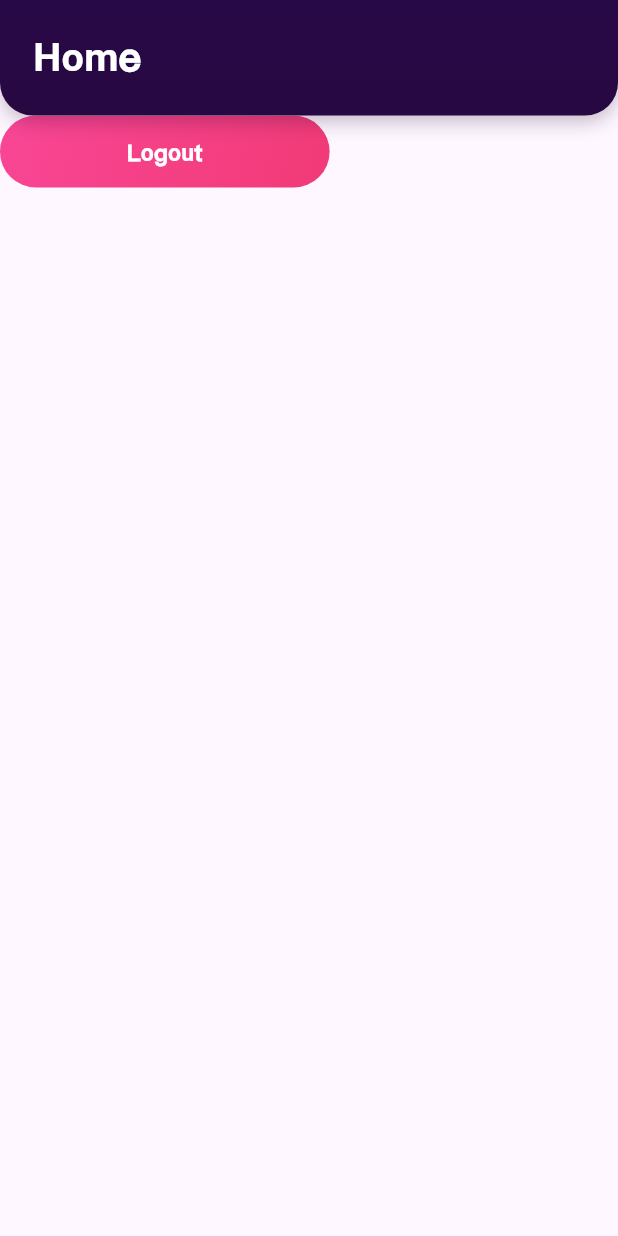
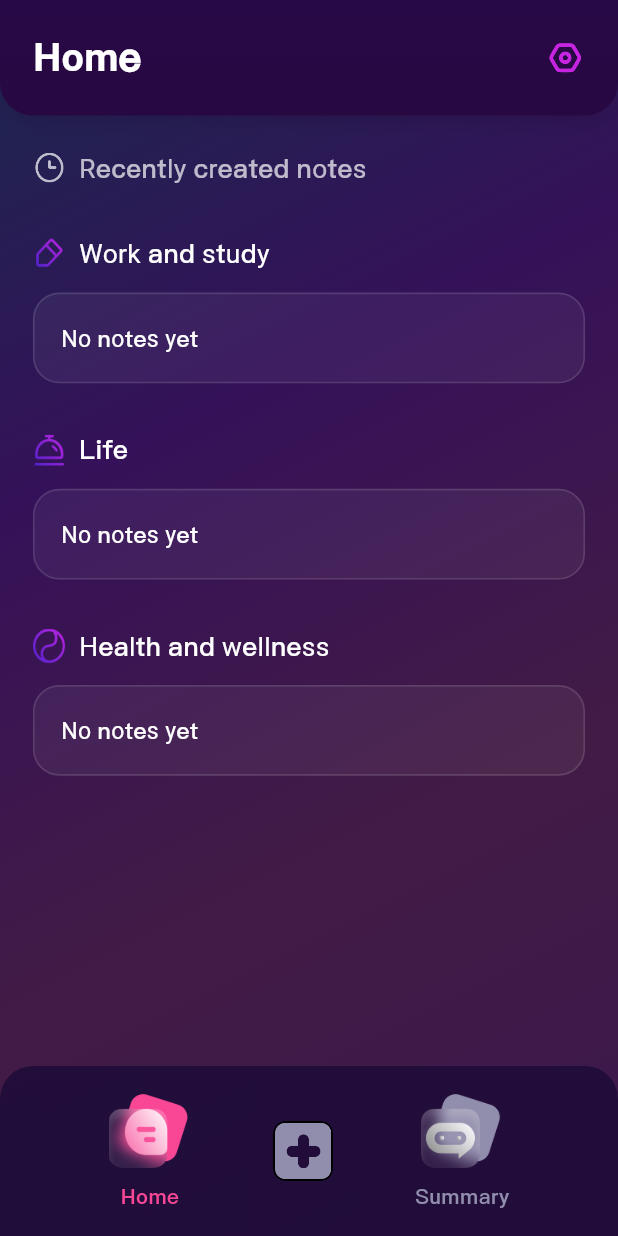
Before and after one commit to YuLiangGoh/note_mock, a Flutter app: the screen it shows after launch, on a phone screen of 412 x 824 dp. Run offline on Flutter 3.47's test engine with Material 3 defaults, Android fonts, the phone set to English and light mode, and no system bars; our stand-ins replace flutter_screenutil, hooks_riverpod, objectbox; generated files the repository leaves out were written again.

Commit message:
[Add] hooks and provider, bottom navigation [Update] dashboard items.

```diff
--- a/lib/app/app_constant.dart
+++ b/lib/app/app_constant.dart
@@ -15,4 +15,7 @@ class AppColor {
   static const Color electricViolet = Color(0xFFC724E1);
   static const Color violetRed = Color(0xFFF94695);
   static const Color violetRed1 = Color(0xFFF13A76);
+  static const Color haiti = Color(0xFF1C0B37);
+  static const Color haiti1 = Color(0xFF1D0B37);
+  static const Color regentGrey = Color(0XFF918DAC);
 }
--- a/lib/app/app_global.dart
+++ b/lib/app/app_global.dart
@@ -45,6 +45,9 @@ final Widget gapWidth32 = SizedBox(width: 32.w);
 /// A constant widget representing a gap with a width of 40.
 final Widget gapWidth40 = SizedBox(width: 40.w);
 
+/// A constant widget representing a gap with a width of 50.
+final Widget gapWidth50 = SizedBox(width: 50.w);
+
 /// A constant widget representing a gap with a width of 80.
 final Widget gapWidth80 = SizedBox(width: 80.w);
 
@@ -68,6 +71,9 @@ final Widget gapHeight20 = SizedBox(height: 20.h);
 
 /// A constant widget representing a gap with a height of 24.
 final Widget gapHeight24 = SizedBox(height: 24.h);
+
+/// A constant widget representing a gap with a height of 28.
+final Widget gapHeight28 = SizedBox(height: 28.h);
 
 /// A constant widget representing a gap with a height of 32.
 final Widget gapHeight32 = SizedBox(height: 32.h);
--- a/lib/class/entity/note.dart
+++ b/lib/class/entity/note.dart
@@ -10,8 +10,6 @@ class Note {
   @Transient()
   NoteType? type;
 
-  String? title;
-
   String? content;
 
   @Property(type: PropertyType.date)
@@ -19,7 +17,6 @@ class Note {
 
   Note({
     this.id = 0,
-    this.title,
     this.content,
     this.createdAt,
   });
--- a/lib/components/app_bar/app_bar.dart
+++ b/lib/components/app_bar/app_bar.dart
@@ -23,7 +23,9 @@ class AppTitleBar extends StatelessWidget implements PreferredSizeWidget {
       systemOverlayStyle: const SystemUiOverlayStyle(
         statusBarBrightness: Brightness.light,
         statusBarIconBrightness: Brightness.light,
+        statusBarColor: Colors.transparent,
       ),
+      backgroundColor: Colors.transparent,
       flexibleSpace: Container(
         padding: EdgeInsets.symmetric(horizontal: 20.w)
             .add(EdgeInsets.only(top: MediaQuery.of(context).padding.top)),
@@ -64,6 +66,7 @@ class AppTitleBar extends StatelessWidget implements PreferredSizeWidget {
                 title,
                 style: textStyleW600(fontSize: 24),
               ),
+              const Spacer(),
               if (actions != null) ...actions!,
             ],
           ),
--- /dev/null
+++ b/lib/components/bottom_navigation_bar/app_bottom_navigation_bar.dart
@@ -0,0 +1,88 @@
+import 'package:flutter/material.dart';
+import 'package:flutter_screenutil/flutter_screenutil.dart';
+import 'package:hooks_riverpod/hooks_riverpod.dart';
+import 'package:note_mock/app/app_constant.dart';
+import 'package:note_mock/app/app_global.dart';
+import 'package:note_mock/controller/app_navigation_bar_controller.dart';
+import 'package:note_mock/gen/assets.gen.dart';
+
+class AppBottomNavigationBar extends HookConsumerWidget {
+  const AppBottomNavigationBar({super.key});
+
+  @override
+  Widget build(BuildContext context, WidgetRef ref) {
+    final selectedIndex = ref.watch(appNaviagtionBarProvider);
+    final controller = ref.read(appNaviagtionBarProvider.notifier);
+    return Container(
+      height: 100.h,
+      decoration: BoxDecoration(
+        gradient: LinearGradient(
+          colors: [
+            AppColor.haiti.withOpacity(0.85),
+            AppColor.haiti1.withOpacity(0.85),
+          ],
+        ),
+        borderRadius: BorderRadius.only(
+          topLeft: Radius.circular(20.r),
+          topRight: Radius.circular(20.r),
+        ),
+      ),
+      child: Row(
+        mainAxisAlignment: MainAxisAlignment.center,
+        children: [
+          itemWidget(
+            Assets.resources.images.home.homeActiveIcon.path,
+            Assets.resources.images.home.homeInactiveIcon.path,
+            'Home',
+            selectedIndex == 0,
+            () => controller.updateIndex(0),
+          ),
+          gapWidth50,
+          addWidget(),
+          gapWidth50,
+          itemWidget(
+            Assets.resources.images.home.summaryActiveIcon.path,
+            Assets.resources.images.home.summaryInactiveIcon.path,
+            'Summary',
+            selectedIndex == 1,
+            () => controller.updateIndex(1),
+          ),
+        ],
+      ),
+    );
+  }
+
+  Widget addWidget() {
+    return Assets.resources.images.home.addIcon.image(
+      width: 36.w,
+    );
+  }
+
+  Widget itemWidget(
+    String activeImgSrc,
+    String inactiveImgSrc,
+    String title,
+    bool isActive,
+    Function() onTap,
+  ) {
+    return GestureDetector(
+      onTap: onTap,
+      child: Column(
+        mainAxisSize: MainAxisSize.min,
+        children: [
+          Image.asset(
+            isActive ? activeImgSrc : inactiveImgSrc,
+            gaplessPlayback: true,
+            width: 50.w,
+          ),
+          gapHeight8,
+          Text(
+            title,
+            style: textStyleW500(
+                color: isActive ? AppColor.violetRed : AppColor.regentGrey),
+          ),
+        ],
+      ),
+    );
+  }
+}
--- /dev/null
+++ b/lib/controller/app_navigation_bar_controller.dart
@@ -0,0 +1,14 @@
+import 'package:hooks_riverpod/hooks_riverpod.dart';
+
+final appNaviagtionBarProvider =
+    StateNotifierProvider<AppNavigationBarController, int>((ref) {
+  return AppNavigationBarController();
+});
+
+class AppNavigationBarController extends StateNotifier<int> {
+  AppNavigationBarController() : super(0);
+
+  void updateIndex(int index) {
+    state = index;
+  }
+}
--- a/lib/gen/assets.gen.dart
+++ b/lib/gen/assets.gen.dart
@@ -12,14 +12,12 @@ import 'package:flutter/widgets.dart';
 class $ResourcesGen {
   const $ResourcesGen();
 
-  /// Directory path: resources/images
   $ResourcesImagesGen get images => const $ResourcesImagesGen();
 }
 
 class $ResourcesImagesGen {
   const $ResourcesImagesGen();
 
-  /// Directory path: resources/images/home
   $ResourcesImagesHomeGen get home => const $ResourcesImagesHomeGen();
 }
 
@@ -29,6 +27,10 @@ class $ResourcesImagesHomeGen {
   /// File path: resources/images/home/add_icon.png
   AssetGenImage get addIcon =>
       const AssetGenImage('resources/images/home/add_icon.png');
+
+  /// File path: resources/images/home/forward_arrow.png
+  AssetGenImage get forwardArrow =>
+      const AssetGenImage('resources/images/home/forward_arrow.png');
 
   /// File path: resources/images/home/health_and_wellness_icon.png
   AssetGenImage get healthAndWellnessIcon =>
@@ -69,6 +71,7 @@ class $ResourcesImagesHomeGen {
   /// List of all assets
   List<AssetGenImage> get values => [
         addIcon,
+        forwardArrow,
         healthAndWellnessIcon,
         homeActiveIcon,
         homeInactiveIcon,
@@ -88,16 +91,9 @@ class Assets {
 }
 
 class AssetGenImage {
-  const AssetGenImage(
-    this._assetName, {
-    this.size,
-    this.flavors = const {},
-  });
+  const AssetGenImage(this._assetName);
 
   final String _assetName;
-
-  final Size? size;
-  final Set<String> flavors;
 
   Image image({
     Key? key,
--- a/lib/main.dart
+++ b/lib/main.dart
@@ -1,5 +1,6 @@
 import 'package:flutter/material.dart';
 import 'package:flutter_screenutil/flutter_screenutil.dart';
+import 'package:hooks_riverpod/hooks_riverpod.dart';
 import 'package:note_mock/app/app_global.dart';
 import 'package:note_mock/app/app_route.dart';
 import 'package:note_mock/gen/fonts.gen.dart';
@@ -11,7 +12,7 @@ void main() async {
 
   objectbox = await ObjectBox.create();
 
-  runApp(const MyApp());
+  runApp(const ProviderScope(child: MyApp()));
 }
 
 class MyApp extends StatelessWidget {
--- /dev/null
+++ b/lib/screen/dashboard/component/dashboard_note_item.dart
@@ -0,0 +1,90 @@
+import 'package:flutter/material.dart';
+import 'package:flutter_screenutil/flutter_screenutil.dart';
+import 'package:note_mock/app/app_constant.dart';
+import 'package:note_mock/app/app_global.dart';
+import 'package:note_mock/class/entity/note.dart';
+import 'package:note_mock/gen/assets.gen.dart';
+
+class DashboardNoteItem extends StatelessWidget {
+  const DashboardNoteItem({
+    super.key,
+    required this.imgSrc,
+    required this.title,
+    this.notes = const [],
+  });
+
+  final String imgSrc;
+  final String title;
+  final List<Note> notes;
+
+  @override
+  Widget build(BuildContext context) {
+    return Column(
+      crossAxisAlignment: CrossAxisAlignment.start,
+      children: [
+        Row(
+          mainAxisSize: MainAxisSize.min,
+          children: [
+            Image.asset(
+              imgSrc,
+              width: 20.w,
+            ),
+            gapWidth8,
+            Text(title, style: textStyleW400(fontSize: 16)),
+          ],
+        ),
+        gapHeight12,
+        if (notes.isNotEmpty)
+          ...List.generate(
+            notes.length > 3 ? 3 : notes.length,
+            (index) => noteItem(notes[index]),
+          ),
+        if (notes.isEmpty)
+          Container(
+            width: 1.sw,
+            decoration: BoxDecoration(
+              color: AppColor.white.withOpacity(0.05),
+              borderRadius: BorderRadius.circular(16.r),
+              border: Border.all(
+                color: AppColor.white.withOpacity(0.12),
+                width: 1.w,
+              ),
+            ),
+            padding: EdgeInsets.symmetric(vertical: 16.h, horizontal: 16.w),
+            child: Text('No notes yet', style: textStyleW400(fontSize: 14)),
+          ),
+      ],
+    );
+  }
+
+  Widget noteItem(Note note) {
+    return Container(
+      padding: EdgeInsets.symmetric(horizontal: 16.w, vertical: 16.h),
+      decoration: BoxDecoration(
+        color: AppColor.white.withOpacity(0.05),
+        borderRadius: BorderRadius.circular(16.r),
+        border: Border.all(
+          color: AppColor.white.withOpacity(0.12),
+          width: 1.w,
+        ),
+      ),
+      child: Row(
+        crossAxisAlignment: CrossAxisAlignment.start,
+        children: [
+          Flexible(
+            child: Text(
+              note.content ?? 'Unknown',
+              style: textStyleW400(
+                fontSize: 14,
+                color: AppColor.white.withOpacity(0.9),
+              ),
+              maxLines: 2,
+            ),
+          ),
+          gapWidth16,
+          Assets.resources.images.home.forwardArrow.image(width: 18.w),
+        ],
+      ),
+    );
+  }
+}
--- a/lib/screen/dashboard/dashboard_page.dart
+++ b/lib/screen/dashboard/dashboard_page.dart
@@ -1,6 +1,11 @@
 import 'package:flutter/material.dart';
+import 'package:flutter_screenutil/flutter_screenutil.dart';
+import 'package:note_mock/app/app_constant.dart';
+import 'package:note_mock/app/app_global.dart';
 import 'package:note_mock/components/app_bar/app_bar.dart';
-import 'package:note_mock/components/buttons/primary_button.dart';
+import 'package:note_mock/components/bottom_navigation_bar/app_bottom_navigation_bar.dart';
+import 'package:note_mock/gen/assets.gen.dart';
+import 'package:note_mock/screen/dashboard/component/dashboard_note_item.dart';
 
 class DashboardPage extends StatelessWidget {
   const DashboardPage({super.key});
@@ -8,18 +13,92 @@ class DashboardPage extends StatelessWidget {
   @override
   Widget build(BuildContext context) {
     return Scaffold(
-      appBar: const AppTitleBar(
+      extendBodyBehindAppBar: true,
+      appBar: AppTitleBar(
         title: 'Home',
         isAbleToBack: false,
-      ),
-      body: Column(
-        children: [
-          PrimaryButton(
-            title: 'Logout',
-            onPressed: () {},
-          ),
+        actions: [
+          Assets.resources.images.home.settingIcon.image(
+            width: 24.w,
+          )
         ],
       ),
+      body: Container(
+        padding:
+            EdgeInsets.only(top: 68.h + MediaQuery.of(context).padding.top),
+        decoration: const BoxDecoration(
+          gradient: LinearGradient(
+            colors: [
+              AppColor.cloudBurst,
+              AppColor.jaggerApprox,
+              AppColor.revolverApprox,
+              AppColor.grapeApprox,
+            ],
+            begin: Alignment.topLeft,
+            end: Alignment.bottomRight,
+          ),
+        ),
+        child: Padding(
+          padding: EdgeInsets.symmetric(horizontal: 20.w),
+          child: SizedBox(
+            width: 1.sw,
+            child: SingleChildScrollView(
+              child: ConstrainedBox(
+                constraints: BoxConstraints(
+                  minHeight: 1.sh - 68.h - MediaQuery.of(context).padding.top,
+                ),
+                child: Column(
+                  crossAxisAlignment: CrossAxisAlignment.start,
+                  children: [
+                    gapHeight20,
+                    recentCreatedNoted(),
+                    gapHeight28,
+                    DashboardNoteItem(
+                      imgSrc:
+                          Assets.resources.images.home.workAndStudyIcon.path,
+                      title: 'Work and study',
+                      notes: const [],
+                    ),
+                    gapHeight28,
+                    DashboardNoteItem(
+                      imgSrc: Assets.resources.images.home.lifeIcon.path,
+                      title: 'Life',
+                      notes: const [],
+                    ),
+                    gapHeight28,
+                    DashboardNoteItem(
+                      imgSrc: Assets
+                          .resources.images.home.healthAndWellnessIcon.path,
+                      title: 'Health and wellness',
+                      notes: const [],
+                    ),
+                    gapHeight32,
+                  ],
+                ),
+              ),
+            ),
+          ),
+        ),
+      ),
+      bottomNavigationBar: const AppBottomNavigationBar(),
+      extendBody: true,
+    );
+  }
+
+  Widget recentCreatedNoted() {
+    return Row(
+      mainAxisSize: MainAxisSize.min,
+      children: [
+        Assets.resources.images.home.recentIcon.image(
+          width: 20.w,
+        ),
+        gapWidth8,
+        Text(
+          'Recently created notes',
+          style: textStyleW400(
+              color: AppColor.white.withOpacity(0.7), fontSize: 16),
+        ),
+      ],
     );
   }
 }
--- a/lib/util/object_box_util.dart
+++ b/lib/util/object_box_util.dart
@@ -21,8 +21,7 @@ class ObjectBox {
     return ObjectBox._create(store);
   }
 
-  Future<void> addNote(String title, String content) => _noteBox.putAsync(Note(
-        title: title,
+  Future<void> addNote(String content) => _noteBox.putAsync(Note(
         content: content,
         createdAt: DateTime.now(),
       ));
--- a/pubspec.yaml
+++ b/pubspec.yaml
@@ -39,6 +39,8 @@ dependencies:
   objectbox_flutter_libs: ^4.0.2
   path_provider: ^2.1.4
   path: ^1.9.0
+  flutter_hooks: ^0.20.5
+  hooks_riverpod: ^2.5.2
 
 dev_dependencies:
   flutter_test:
```
Also changed, not shown: lib/objectbox-model.json (+2 -6 lines), lib/objectbox.g.dart, pubspec.lock, resources/images/home/forward_arrow.png (added).
